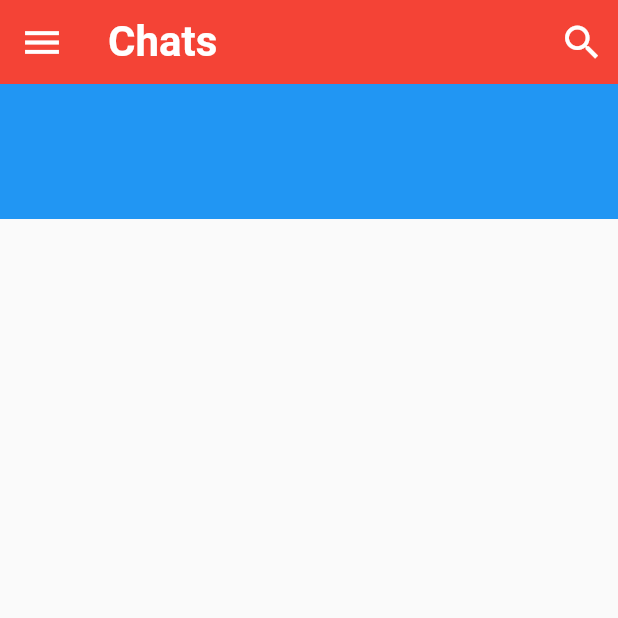
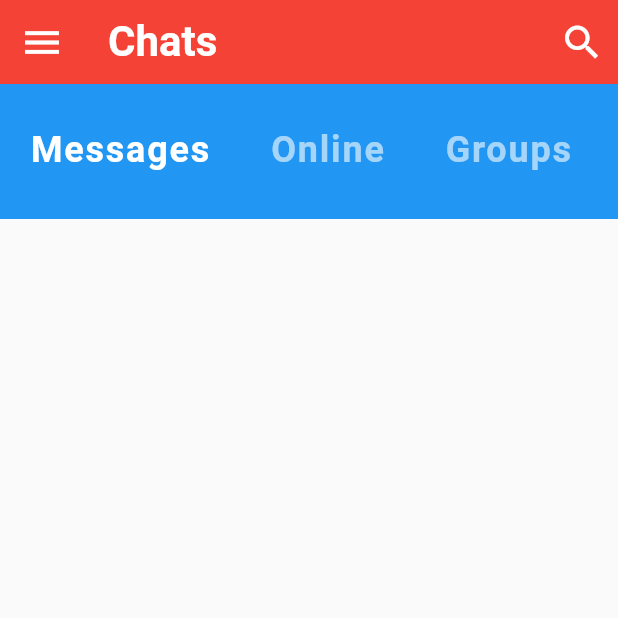
Before and after one commit to ajvelo/Flutter-Messenger, a Flutter app: the screen it shows after launch, on a phone screen of 412 x 824 dp, the top half of it. Run offline on Flutter 3.47's test engine with Material 2 defaults, Android fonts, the phone set to English and light mode, and no system bars.

Commit message:
Add list view within category selector

```diff
--- a/messenger_app/lib/widgets/category_selector.dart
+++ b/messenger_app/lib/widgets/category_selector.dart
@@ -7,11 +7,37 @@ class CategorySelector extends StatefulWidget {
 
 class _CategorySelectorState extends State<CategorySelector> {
   int selectedIndex = 0;
+  final List<String> categories = ['Messages', 'Online', 'Groups', 'Requests'];
   @override
   Widget build(BuildContext context) {
     return Container(
       height: 90.0,
       color: Colors.blue,
+      child: ListView.builder(
+        scrollDirection: Axis.horizontal,
+        itemCount: categories.length,
+        itemBuilder: (BuildContext context, int index) {
+          return GestureDetector(
+            onTap: () {
+              setState(() {
+                selectedIndex = index;
+              });
+            },
+            child: Padding(
+              padding: EdgeInsets.symmetric(horizontal: 20.0, vertical: 30.0),
+              child: Text(
+                categories[index],
+                style: TextStyle(
+                    color:
+                        index == selectedIndex ? Colors.white : Colors.white60,
+                    fontSize: 24.0,
+                    fontWeight: FontWeight.bold,
+                    letterSpacing: 1.2),
+              ),
+            ),
+          );
+        },
+      ),
     );
   }
 }
```
